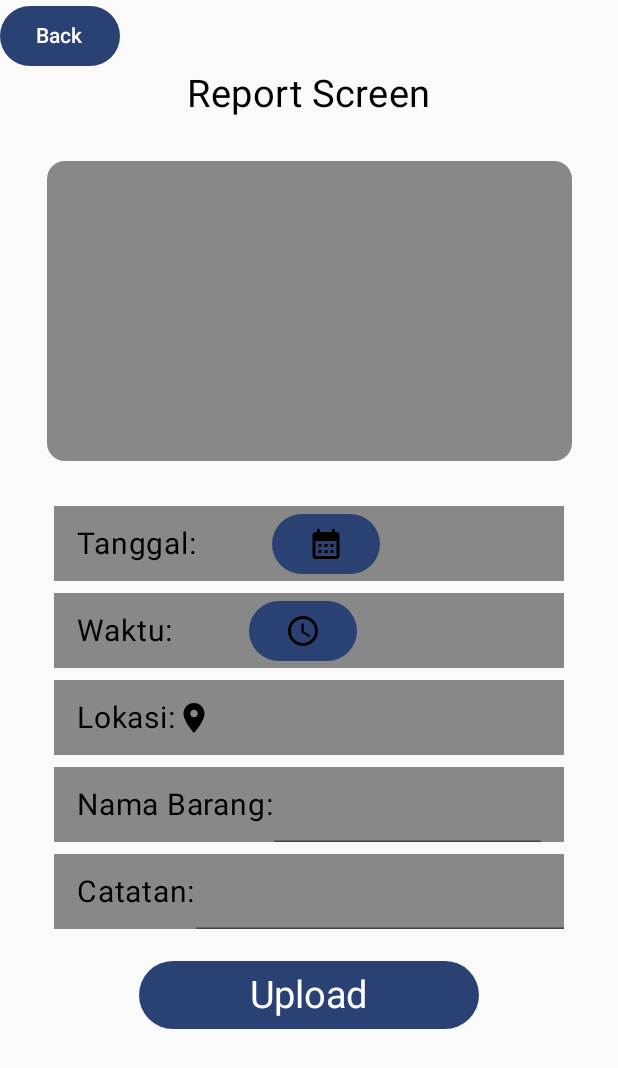
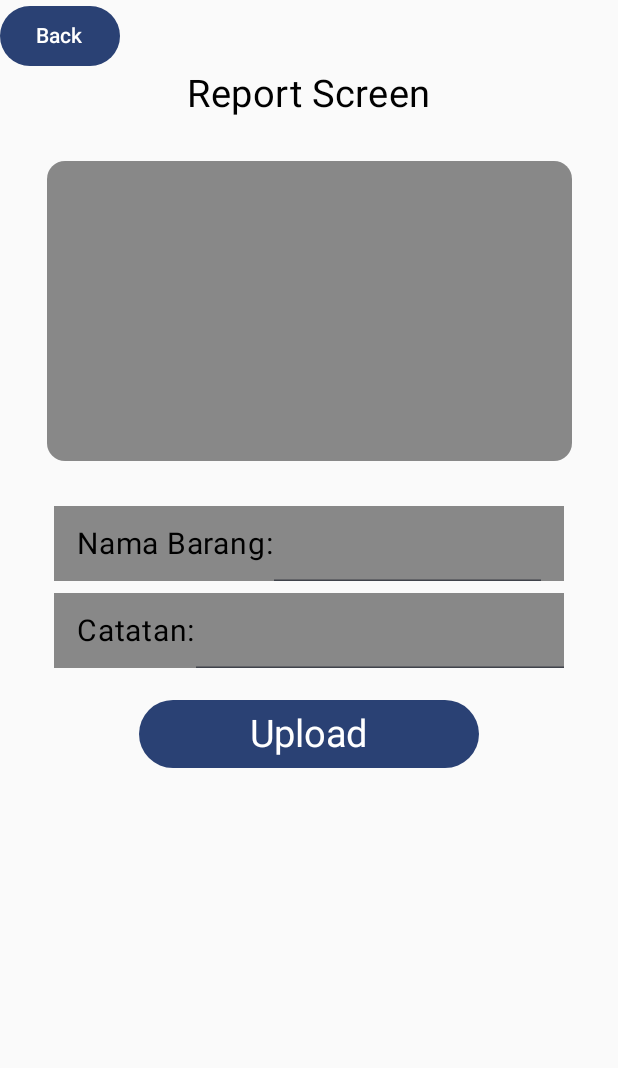
Before and after one commit to ahargunyllib/findmystuff, an Android app built with Jetpack Compose: the ReportScreen screen opened through its navigation route, on a phone screen of 412 x 824 dp. Shown: the top 1068 px of the screen. Run offline under Robolectric (Android 15) with nearby library versions, the phone set to English and light mode, and no system bars.

Commit message:
adding report view model

```diff
--- a/app/src/main/java/com/ahargunyllib/internraion/features/presentation/screen/auth/login/LoginScreen.kt
+++ b/app/src/main/java/com/ahargunyllib/internraion/features/presentation/screen/auth/login/LoginScreen.kt
@@ -78,7 +78,7 @@ fun LoginScreen(navController: NavController) {
                 Text(text = "Forget Password?")
 
                 Button(onClick = {
-//                    viewModel.signInUser()
+                    viewModel.signInUser()
                     navController.navigate(Routes.HOME)
                 }) {
                     Text(text = "Login")
--- a/app/src/main/java/com/ahargunyllib/internraion/features/presentation/screen/auth/register/RegisterScreen.kt
+++ b/app/src/main/java/com/ahargunyllib/internraion/features/presentation/screen/auth/register/RegisterScreen.kt
@@ -120,7 +120,7 @@ fun RegisterScreen(navController: NavController) {
 
                 Button(onClick = {
                     if (checkedState.value) {
-//                        viewModel.signUpUser()
+                        viewModel.signUpUser()
                         navController.navigate(Routes.LOGIN)
                     } else {
                         Toast.makeText(context, "accept privacy and policy", Toast.LENGTH_SHORT).show()
--- a/app/src/main/java/com/ahargunyllib/internraion/features/presentation/screen/report/ReportScreen.kt
+++ b/app/src/main/java/com/ahargunyllib/internraion/features/presentation/screen/report/ReportScreen.kt
@@ -45,69 +45,7 @@ import java.util.Date
 @OptIn(ExperimentalMaterial3Api::class)
 @Composable
 fun ReportScreen(navController: NavController) {
-
-    //TANGGAL
-    // Fetching the Local Context
-    val mContext = LocalContext.current
-
-    // Declaring integer values
-    // for year, month and day
-    val mYear: Int
-    val mMonth: Int
-    val mDay: Int
-
-    // Initializing a Calendar
-    val mCalendar = Calendar.getInstance()
-
-    // Fetching current year, month and day
-    mYear = mCalendar.get(Calendar.YEAR)
-    mMonth = mCalendar.get(Calendar.MONTH)
-    mDay = mCalendar.get(Calendar.DAY_OF_MONTH)
-
-    mCalendar.time = Date()
-
-    // Declaring a string value to
-    // store date in string format
-    val mDate = remember { mutableStateOf("") }
-
-    // Declaring DatePickerDialog and setting
-    // initial values as current values (present year, month and day)
-    val mDatePickerDialog = DatePickerDialog(
-        mContext,
-        { _: DatePicker, mYear: Int, mMonth: Int, mDayOfMonth: Int ->
-            mDate.value = "$mDayOfMonth/${mMonth + 1}/$mYear"
-        }, mYear, mMonth, mDay
-    )
-
-    //WAKTU
-    // Fetching local context
-//    val mContext = LocalContext.current
-
-    // Declaring and initializing a calendar
-//    val mCalendar = Calendar.getInstance()
-    val mHour = mCalendar[Calendar.HOUR_OF_DAY]
-    val mMinute = mCalendar[Calendar.MINUTE]
-
-    // Value for storing time as a string
-    val mTime = remember { mutableStateOf("") }
-
-    // Creating a TimePicker dialod
-    val mTimePickerDialog = TimePickerDialog(
-        mContext,
-        { _, mHour: Int, mMinute: Int ->
-            mTime.value = "$mHour:$mMinute"
-        }, mHour, mMinute, false
-    )
-
-    //BARANG HILANG
-    var barangHilang by rememberSaveable {
-        mutableStateOf("")
-    }
-
-    //CATATAN
-    var catatan by rememberSaveable {
-        mutableStateOf("")
-    }
+    val viewModel = ReportViewModel()
 
     InternraionTheme {
         Column(
@@ -134,60 +72,6 @@ fun ReportScreen(navController: NavController) {
             }
             Spacer(modifier = Modifier.size(30.dp))
 
-            // Tanggal
-            Row(
-                modifier = Modifier
-                    .background(Color.Gray)
-                    .size(width = 340.dp, height = 50.dp)
-                    .padding(start = 15.dp),
-
-                verticalAlignment = Alignment.CenterVertically
-            ) {
-                Text(text = "Tanggal:", fontSize = 20.sp)
-
-                Text(text = "${mDate.value}", fontSize = 20.sp, color = Color.White)
-
-                Button(onClick = {
-                    mDatePickerDialog.show()
-                }, modifier = Modifier.offset(x = 50.dp)) {
-                    Image(imageVector = Icons.Default.CalendarMonth, contentDescription = null)
-                }
-
-            }
-            Spacer(modifier = Modifier.size(8.dp))
-
-            // Waktu
-            Row(
-                modifier = Modifier
-                    .background(Color.Gray)
-                    .size(width = 340.dp, height = 50.dp)
-                    .padding(start = 15.dp),
-                verticalAlignment = Alignment.CenterVertically
-            ) {
-                Text(text = "Waktu:", fontSize = 20.sp)
-                Text(text = "${mTime.value}", fontSize = 20.sp, color = Color.White)
-                Button(
-                    onClick = { mTimePickerDialog.show() },
-                    modifier = Modifier.offset(x = 50.dp)
-                ) {
-                    Image(imageVector = Icons.Default.AccessTime, contentDescription = null)
-                }
-            }
-            Spacer(modifier = Modifier.size(8.dp))
-
-            // Lokasi
-            Row(
-                modifier = Modifier
-                    .background(Color.Gray)
-                    .size(width = 340.dp, height = 50.dp)
-                    .padding(start = 15.dp),
-                verticalAlignment = Alignment.CenterVertically
-            ) {
-                Text(text = "Lokasi:", fontSize = 20.sp)
-                Image(imageVector = Icons.Default.LocationOn, contentDescription = null)
-            }
-            Spacer(modifier = Modifier.size(8.dp))
-
             // Barang Hilang
             Row(
                 modifier = Modifier
@@ -198,8 +82,8 @@ fun ReportScreen(navController: NavController) {
             ) {
                 Text(text = "Nama Barang:", fontSize = 20.sp)
                 TextField(
-                    value = barangHilang,
-                    onValueChange = { barangHilang = it },
+                    value = viewModel.nameState.value,
+                    onValueChange = { viewModel.nameState.value = it },
                     modifier = Modifier.background(Color.Transparent),
                     colors = TextFieldDefaults.textFieldColors(containerColor = Color.Transparent)
                 )
@@ -216,8 +100,8 @@ fun ReportScreen(navController: NavController) {
             ) {
                 Text(text = "Catatan:", fontSize = 20.sp)
                 TextField(
-                    value = catatan,
-                    onValueChange = { catatan = it },
+                    value = viewModel.noteState.value,
+                    onValueChange = { viewModel.noteState.value = it },
                     modifier = Modifier.background(Color.Transparent),
                     colors = TextFieldDefaults.textFieldColors(containerColor = Color.Transparent)
                 )
--- a/app/src/main/java/com/ahargunyllib/internraion/features/presentation/screen/report/ReportViewModel.kt
+++ b/app/src/main/java/com/ahargunyllib/internraion/features/presentation/screen/report/ReportViewModel.kt
@@ -1,4 +1,9 @@
 package com.ahargunyllib.internraion.features.presentation.screen.report
 
-class ReportViewModel {
+import androidx.compose.runtime.mutableStateOf
+import androidx.lifecycle.ViewModel
+
+class ReportViewModel(): ViewModel() {
+    val nameState = mutableStateOf("")
+    val noteState = mutableStateOf("")
 }
```
